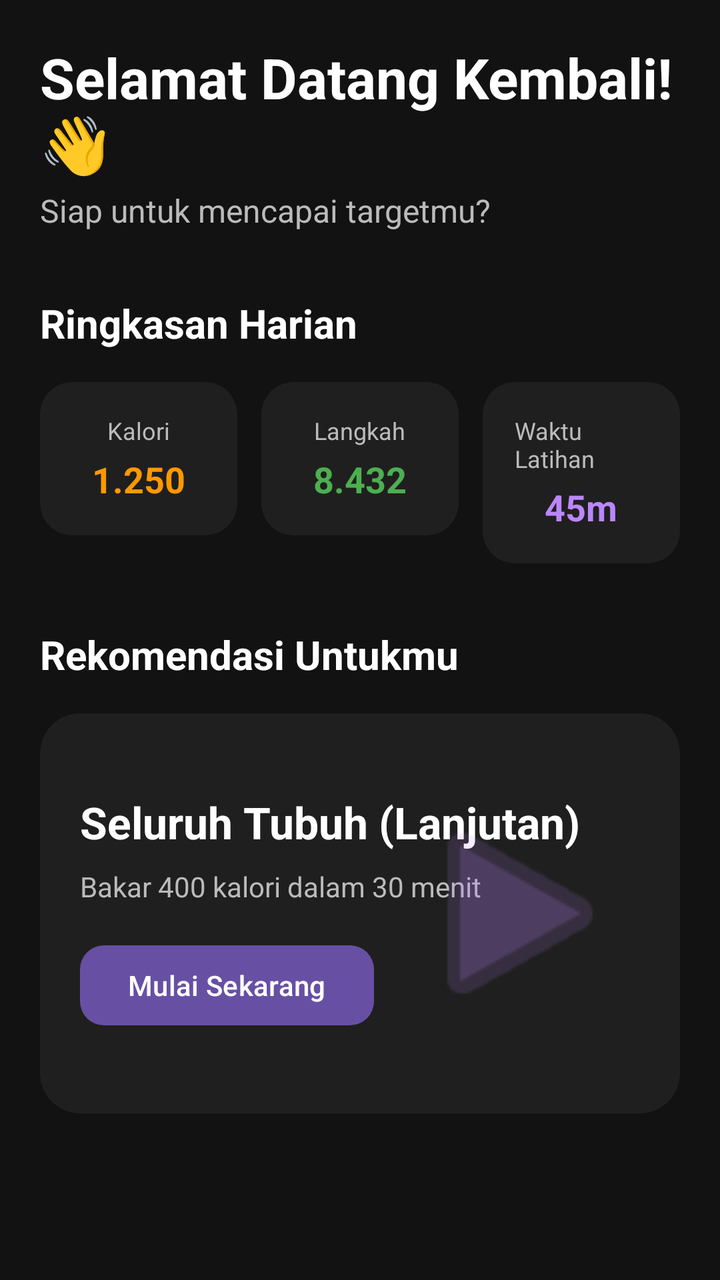
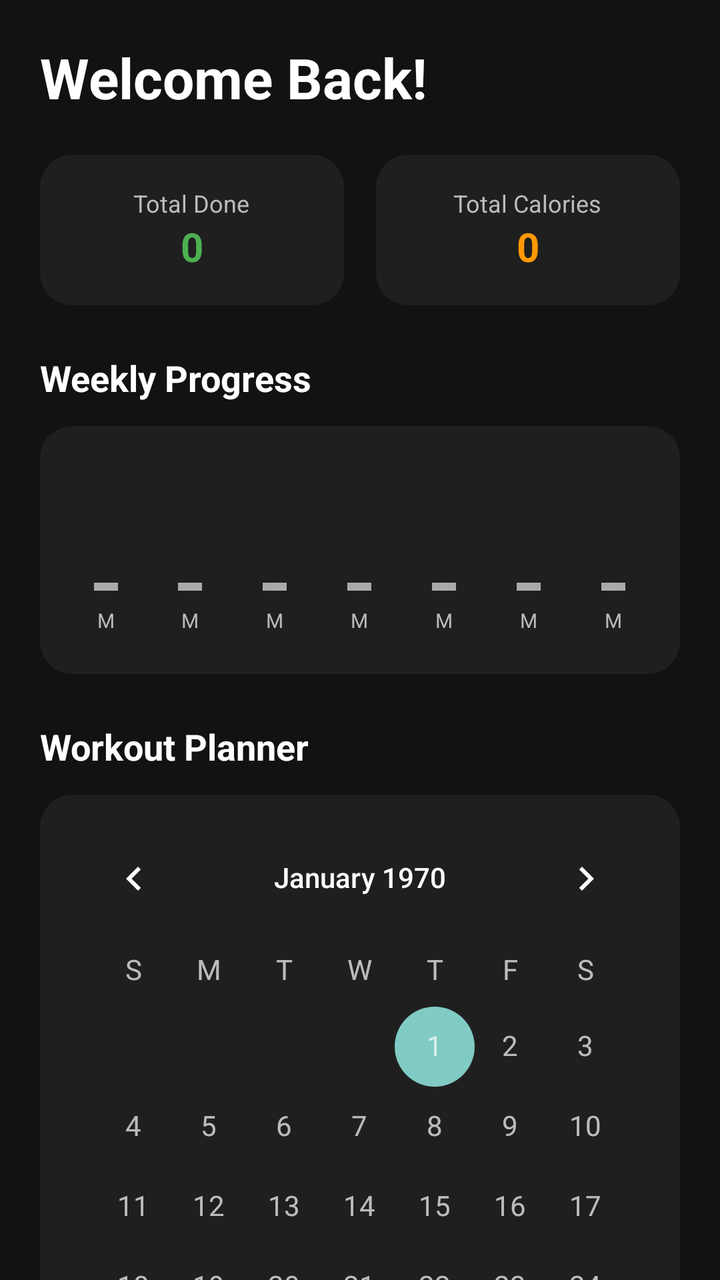

Compare the two renders of this Android layout. The source of the first and the diff that turns it into the second are given below.
<!-- AndroidManifest.xml: application theme Theme.GoFit -->
<!-- res/layout/fragment_home.xml -->
<?xml version="1.0" encoding="utf-8"?>
<ScrollView xmlns:android="http://schemas.android.com/apk/res/android"
    xmlns:app="http://schemas.android.com/apk/res-auto"
    xmlns:tools="http://schemas.android.com/tools"
    android:layout_width="match_parent"
    android:layout_height="match_parent"
    android:background="#121212"
    android:fillViewport="true"
    tools:context=".HomeFragment">

    <LinearLayout
        android:layout_width="match_parent"
        android:layout_height="wrap_content"
        android:orientation="vertical"
        android:padding="20dp">

        <TextView
            android:layout_width="wrap_content"
            android:layout_height="wrap_content"
            android:text="@string/welcome_back"
            android:textColor="#FFFFFF"
            android:textSize="28sp"
            android:textStyle="bold" />

        <TextView
            android:layout_width="wrap_content"
            android:layout_height="wrap_content"
            android:layout_marginTop="4dp"
            android:text="@string/home_subtitle"
            android:textColor="#BBBBBB"
            android:textSize="16sp" />

        <TextView
            android:layout_width="wrap_content"
            android:layout_height="wrap_content"
            android:layout_marginTop="32dp"
            android:text="@string/daily_summary"
            android:textColor="#FFFFFF"
            android:textSize="20sp"
            android:textStyle="bold" />

        <LinearLayout
            android:layout_width="match_parent"
            android:layout_height="wrap_content"
            android:layout_marginTop="16dp"
            android:baselineAligned="false"
            android:orientation="horizontal">

            <com.google.android.material.card.MaterialCardView
                android:layout_width="0dp"
                android:layout_height="wrap_content"
                android:layout_marginEnd="8dp"
                android:layout_weight="1"
                app:cardBackgroundColor="#1F1F1F"
                app:cardCornerRadius="16dp"
                app:strokeWidth="0dp">

                <LinearLayout
                    android:layout_width="match_parent"
                    android:layout_height="wrap_content"
                    android:gravity="center"
                    android:orientation="vertical"
                    android:padding="16dp">

                    <TextView
                        android:layout_width="wrap_content"
                        android:layout_height="wrap_content"
                        android:text="@string/calories"
                        android:textColor="#BBBBBB"
                        android:textSize="12sp" />

                    <TextView
                        android:layout_width="wrap_content"
                        android:layout_height="wrap_content"
                        android:layout_marginTop="4dp"
                        android:text="@string/cal_value_short"
                        android:textColor="#FF9800"
                        android:textSize="18sp"
                        android:textStyle="bold" />
                </LinearLayout>
            </com.google.android.material.card.MaterialCardView>

            <com.google.android.material.card.MaterialCardView
                android:layout_width="0dp"
                android:layout_height="wrap_content"
                android:layout_marginHorizontal="4dp"
                android:layout_weight="1"
                app:cardBackgroundColor="#1F1F1F"
                app:cardCornerRadius="16dp"
                app:strokeWidth="0dp">

                <LinearLayout
                    android:layout_width="match_parent"
                    android:layout_height="wrap_content"
                    android:gravity="center"
                    android:orientation="vertical"
                    android:padding="16dp">

                    <TextView
                        android:layout_width="wrap_content"
                        android:layout_height="wrap_content"
                        android:text="@string/steps"
                        android:textColor="#BBBBBB"
                        android:textSize="12sp" />

                    <TextView
                        android:layout_width="wrap_content"
                        android:layout_height="wrap_content"
                        android:layout_marginTop="4dp"
                        android:text="@string/step_value_short"
                        android:textColor="#4CAF50"
                        android:textSize="18sp"
                        android:textStyle="bold" />
                </LinearLayout>
            </com.google.android.material.card.MaterialCardView>

            <com.google.android.material.card.MaterialCardView
                android:layout_width="0dp"
                android:layout_height="wrap_content"
                android:layout_marginStart="8dp"
                android:layout_weight="1"
                app:cardBackgroundColor="#1F1F1F"
                app:cardCornerRadius="16dp"
                app:strokeWidth="0dp">

                <LinearLayout
                    android:layout_width="match_parent"
                    android:layout_height="wrap_content"
                    android:gravity="center"
                    android:orientation="vertical"
                    android:padding="16dp">

                    <TextView
                        android:layout_width="wrap_content"
                        android:layout_height="wrap_content"
                        android:text="@string/workout_time"
                        android:textColor="#BBBBBB"
                        android:textSize="12sp" />

                    <TextView
                        android:layout_width="wrap_content"
                        android:layout_height="wrap_content"
                        android:layout_marginTop="4dp"
                        android:text="@string/time_value_short"
                        android:textColor="#BB86FC"
                        android:textSize="18sp"
                        android:textStyle="bold" />
                </LinearLayout>
            </com.google.android.material.card.MaterialCardView>
        </LinearLayout>

        <TextView
            android:layout_width="wrap_content"
            android:layout_height="wrap_content"
            android:layout_marginTop="32dp"
            android:text="@string/recommended_workout"
            android:textColor="#FFFFFF"
            android:textSize="20sp"
            android:textStyle="bold" />

        <com.google.android.material.card.MaterialCardView
            android:layout_width="match_parent"
            android:layout_height="200dp"
            android:layout_marginTop="16dp"
            app:cardBackgroundColor="#1F1F1F"
            app:cardCornerRadius="20dp"
            app:strokeWidth="0dp">

            <RelativeLayout
                android:layout_width="match_parent"
                android:layout_height="match_parent"
                android:padding="20dp">

                <LinearLayout
                    android:layout_width="wrap_content"
                    android:layout_height="wrap_content"
                    android:layout_alignParentStart="true"
                    android:layout_centerVertical="true"
                    android:orientation="vertical">

                    <TextView
                        android:layout_width="wrap_content"
                        android:layout_height="wrap_content"
                        android:text="@string/featured_workout_title"
                        android:textColor="#FFFFFF"
                        android:textSize="22sp"
                        android:textStyle="bold" />

                    <TextView
                        android:layout_width="wrap_content"
                        android:layout_height="wrap_content"
                        android:layout_marginTop="8dp"
                        android:text="@string/featured_workout_desc"
                        android:textColor="#BBBBBB"
                        android:textSize="14sp" />

                    <com.google.android.material.button.MaterialButton
                        android:layout_width="wrap_content"
                        android:layout_height="wrap_content"
                        android:layout_marginTop="16dp"
                        android:text="@string/start_now"
                        android:textAllCaps="false"
                        app:cornerRadius="12dp" />
                </LinearLayout>

                <ImageView
                    android:layout_width="120dp"
                    android:layout_height="120dp"
                    android:layout_alignParentEnd="true"
                    android:layout_centerVertical="true"
                    android:alpha="0.3"
                    android:contentDescription="@string/featured_workout_title"
                    android:src="@android:drawable/ic_media_play"
                    app:tint="#BB86FC" />

            </RelativeLayout>
        </com.google.android.material.card.MaterialCardView>

    </LinearLayout>
</ScrollView>
<!-- resources referenced by this layout -->
<resources>
  <string name="cal_value_short">1.250</string>
  <string name="calories">Kalori</string>
  <string name="daily_summary">Ringkasan Harian</string>
  <string name="featured_workout_desc">Bakar 400 kalori dalam 30 menit</string>
  <string name="featured_workout_title">Seluruh Tubuh (Lanjutan)</string>
  <string name="home_subtitle">Siap untuk mencapai targetmu?</string>
  <string name="recommended_workout">Rekomendasi Untukmu</string>
  <string name="start_now">Mulai Sekarang</string>
  <string name="step_value_short">8.432</string>
  <string name="steps">Langkah</string>
  <string name="time_value_short">45m</string>
  <string name="welcome_back">Selamat Datang Kembali! 👋</string>
  <string name="workout_time">Waktu Latihan</string>
  <style name="Theme.GoFit" parent="Base.Theme.GoFit" />
  <style name="Base.Theme.GoFit" parent="Theme.Material3.DayNight.NoActionBar">
          
          
      </style>
</resources>

<!-- the commit's change to res/layout/fragment_home.xml (unified diff, before → after) -->
@@ -1,12 +1,11 @@
 <?xml version="1.0" encoding="utf-8"?>
-<ScrollView xmlns:android="http://schemas.android.com/apk/res/android"
+<androidx.core.widget.NestedScrollView xmlns:android="http://schemas.android.com/apk/res/android"
     xmlns:app="http://schemas.android.com/apk/res-auto"
     xmlns:tools="http://schemas.android.com/tools"
     android:layout_width="match_parent"
     android:layout_height="match_parent"
     android:background="#121212"
-    android:fillViewport="true"
-    tools:context=".HomeFragment">
+    android:fillViewport="true">
 
     <LinearLayout
         android:layout_width="match_parent"
@@ -17,33 +16,16 @@
         <TextView
             android:layout_width="wrap_content"
             android:layout_height="wrap_content"
-            android:text="@string/welcome_back"
+            android:text="Welcome Back!"
             android:textColor="#FFFFFF"
             android:textSize="28sp"
             android:textStyle="bold" />
 
-        <TextView
-            android:layout_width="wrap_content"
-            android:layout_height="wrap_content"
-            android:layout_marginTop="4dp"
-            android:text="@string/home_subtitle"
-            android:textColor="#BBBBBB"
-            android:textSize="16sp" />
-
-        <TextView
-            android:layout_width="wrap_content"
-            android:layout_height="wrap_content"
-            android:layout_marginTop="32dp"
-            android:text="@string/daily_summary"
-            android:textColor="#FFFFFF"
-            android:textSize="20sp"
-            android:textStyle="bold" />
-
+        
         <LinearLayout
             android:layout_width="match_parent"
             android:layout_height="wrap_content"
-            android:layout_marginTop="16dp"
-            android:baselineAligned="false"
+            android:layout_marginTop="20dp"
             android:orientation="horizontal">
 
             <com.google.android.material.card.MaterialCardView
@@ -61,55 +43,19 @@
                     android:gravity="center"
                     android:orientation="vertical"
                     android:padding="16dp">
-
                     <TextView
                         android:layout_width="wrap_content"
                         android:layout_height="wrap_content"
-                        android:text="@string/calories"
+                        android:text="Total Done"
                         android:textColor="#BBBBBB"
                         android:textSize="12sp" />
-
                     <TextView
+                        android:id="@+id/tv_total_workouts"
                         android:layout_width="wrap_content"
                         android:layout_height="wrap_content"
-                        android:layout_marginTop="4dp"
-                        android:text="@string/cal_value_short"
-                        android:textColor="#FF9800"
-                        android:textSize="18sp"
-                        android:textStyle="bold" />
-                </LinearLayout>
-            </com.google.android.material.card.MaterialCardView>
-
-            <com.google.android.material.card.MaterialCardView
-                android:layout_width="0dp"
-                android:layout_height="wrap_content"
-                android:layout_marginHorizontal="4dp"
-                android:layout_weight="1"
-                app:cardBackgroundColor="#1F1F1F"
-                app:cardCornerRadius="16dp"
-                app:strokeWidth="0dp">
-
-                <LinearLayout
-                    android:layout_width="match_parent"
-                    android:layout_height="wrap_content"
-                    android:gravity="center"
-                    android:orientation="vertical"
-                    android:padding="16dp">
-
-                    <TextView
-                        android:layout_width="wrap_content"
-                        android:layout_height="wrap_content"
-                        android:text="@string/steps"
-                        android:textColor="#BBBBBB"
-                        android:textSize="12sp" />
-
-                    <TextView
-                        android:layout_width="wrap_content"
-                        android:layout_height="wrap_content"
-                        android:layout_marginTop="4dp"
-                        android:text="@string/step_value_short"
+                        android:text="0"
                         android:textColor="#4CAF50"
-                        android:textSize="18sp"
+                        android:textSize="20sp"
                         android:textStyle="bold" />
                 </LinearLayout>
             </com.google.android.material.card.MaterialCardView>
@@ -129,92 +75,329 @@
                     android:gravity="center"
                     android:orientation="vertical"
                     android:padding="16dp">
-
                     <TextView
                         android:layout_width="wrap_content"
                         android:layout_height="wrap_content"
-                        android:text="@string/workout_time"
+                        android:text="Total Calories"
                         android:textColor="#BBBBBB"
                         android:textSize="12sp" />
-
                     <TextView
+                        android:id="@+id/tv_total_calories"
                         android:layout_width="wrap_content"
                         android:layout_height="wrap_content"
-                        android:layout_marginTop="4dp"
-                        android:text="@string/time_value_short"
-                        android:textColor="#BB86FC"
-                        android:textSize="18sp"
+                        android:text="0"
+                        android:textColor="#FF9800"
+                        android:textSize="20sp"
                         android:textStyle="bold" />
                 </LinearLayout>
             </com.google.android.material.card.MaterialCardView>
         </LinearLayout>
 
+        
         <TextView
             android:layout_width="wrap_content"
             android:layout_height="wrap_content"
-            android:layout_marginTop="32dp"
-            android:text="@string/recommended_workout"
+            android:layout_marginTop="24dp"
+            android:text="Weekly Progress"
             android:textColor="#FFFFFF"
-            android:textSize="20sp"
+            android:textSize="18sp"
             android:textStyle="bold" />
 
         <com.google.android.material.card.MaterialCardView
             android:layout_width="match_parent"
-            android:layout_height="200dp"
-            android:layout_marginTop="16dp"
+            android:layout_height="wrap_content"
+            android:layout_marginTop="12dp"
             app:cardBackgroundColor="#1F1F1F"
-            app:cardCornerRadius="20dp"
+            app:cardCornerRadius="16dp"
             app:strokeWidth="0dp">
 
-            <RelativeLayout
+            <LinearLayout
                 android:layout_width="match_parent"
-                android:layout_height="match_parent"
-                android:padding="20dp">
-
-                <LinearLayout
+                android:layout_height="wrap_content"
+                android:orientation="horizontal"
+                android:padding="12dp"
+                android:weightSum="7">
+
+                <include layout="@layout/view_day_progress" android:id="@+id/day_mon" />
+                <include layout="@layout/view_day_progress" android:id="@+id/day_tue" />
+                <include layout="@layout/view_day_progress" android:id="@+id/day_wed" />
+                <include layout="@layout/view_day_progress" android:id="@+id/day_thu" />
+                <include layout="@layout/view_day_progress" android:id="@+id/day_fri" />
+                <include layout="@layout/view_day_progress" android:id="@+id/day_sat" />
+                <include layout="@layout/view_day_progress" android:id="@+id/day_sun" />
+
+            </LinearLayout>
+        </com.google.android.material.card.MaterialCardView>
+
+        
+        <TextView
+            android:layout_width="wrap_content"
+            android:layout_height="wrap_content"
+            android:layout_marginTop="24dp"
+            android:text="Workout Planner"
+            android:textColor="#FFFFFF"
+            android:textSize="18sp"
+            android:textStyle="bold" />
+
+        <com.google.android.material.card.MaterialCardView
+            android:layout_width="match_parent"
+            android:layout_height="wrap_content"
+            android:layout_marginTop="12dp"
+            app:cardBackgroundColor="#1F1F1F"
+            app:cardCornerRadius="16dp"
+            app:strokeWidth="0dp">
+
+            <LinearLayout
+                android:layout_width="match_parent"
+                android:layout_height="wrap_content"
+                android:orientation="vertical"
+                android:padding="8dp">
+
+                <CalendarView
+                    android:id="@+id/calendar_view"
+                    android:layout_width="match_parent"
+                    android:layout_height="wrap_content"
+                    android:theme="@style/Theme.AppCompat"
+                    android:dateTextAppearance="@style/TextAppearance.AppCompat.Small"
+                    android:weekDayTextAppearance="@style/TextAppearance.AppCompat.Small" />
+
+                <View
+                    android:layout_width="match_parent"
+                    android:layout_height="1dp"
+                    android:background="#333333"
+                    android:layout_marginHorizontal="8dp" />
+
+                <TextView
+                    android:id="@+id/tv_selected_date"
                     android:layout_width="wrap_content"
                     android:layout_height="wrap_content"
-                    android:layout_alignParentStart="true"
-                    android:layout_centerVertical="true"
-                    android:orientation="vertical">
-
-                    <TextView
-                        android:layout_width="wrap_content"
-                        android:layout_height="wrap_content"
-                        android:text="@string/featured_workout_title"
-                        android:textColor="#FFFFFF"
-                        android:textSize="22sp"
-                        android:textStyle="bold" />
-
-                    <TextView
-                        android:layout_width="wrap_content"
-                        android:layout_height="wrap_content"
-                        android:layout_marginTop="8dp"
-                        android:text="@string/featured_workout_desc"
-                        android:textColor="#BBBBBB"
-                        android:textSize="14sp" />
-
-                    <com.google.android.material.button.MaterialButton
-                        android:layout_width="wrap_content"
-                        android:layout_height="wrap_content"
-                        android:layout_marginTop="16dp"
-                        android:text="@string/start_now"
-                        android:textAllCaps="false"
-                        app:cornerRadius="12dp" />
-                </LinearLayout>
-
-                <ImageView
-                    android:layout_width="120dp"
-                    android:layout_height="120dp"
-                    android:layout_alignParentEnd="true"
-                    android:layout_centerVertical="true"
-                    android:alpha="0.3"
-                    android:contentDescription="@string/featured_workout_title"
-                    android:src="@android:drawable/ic_media_play"
-                    app:tint="#BB86FC" />
-
-            </RelativeLayout>
+                    android:padding="12dp"
+                    android:text="Schedule for today"
+                    android:textColor="#FFFFFF"
+                    android:textStyle="bold" />
+
+                <androidx.recyclerview.widget.RecyclerView
+                    android:id="@+id/recycler_scheduled_workouts"
+                    android:layout_width="match_parent"
+                    android:layout_height="wrap_content"
+                    android:nestedScrollingEnabled="false"
+                    tools:listitem="@layout/item_workout" />
+
+                <TextView
+                    android:id="@+id/tv_no_schedule"
+                    android:layout_width="match_parent"
+                    android:layout_height="wrap_content"
+                    android:padding="16dp"
+                    android:text="No workouts planned for this day"
+                    android:textColor="#BBBBBB"
+                    android:textAlignment="center"
+                    android:visibility="gone" />
+
+            </LinearLayout>
         </com.google.android.material.card.MaterialCardView>
 
+        <TextView
+            android:layout_width="wrap_content"
+            android:layout_height="wrap_content"
+            android:layout_marginTop="24dp"
+            android:text="Your Favorites"
+            android:textColor="#FFFFFF"
+            android:textSize="18sp"
+            android:textStyle="bold" />
+
+        <androidx.recyclerview.widget.RecyclerView
+            android:id="@+id/recycler_favorites"
+            android:layout_width="match_parent"
+            android:layout_height="wrap_content"
+            android:layout_marginTop="12dp"
+            android:nestedScrollingEnabled="false"
+            tools:listitem="@layout/item_workout" />
+
     </LinearLayout>
-</ScrollView>
+</androidx.core.widget.NestedScrollView>
+<!-- res/layout/view_day_progress.xml (included above) -->
+<?xml version="1.0" encoding="utf-8"?>
+<LinearLayout xmlns:android="http://schemas.android.com/apk/res/android"
+    android:layout_width="0dp"
+    android:layout_height="100dp"
+    android:layout_weight="1"
+    android:gravity="bottom|center_horizontal"
+    android:orientation="vertical"
+    android:paddingBottom="8dp">
+
+    <View
+        android:id="@+id/view_bar"
+        android:layout_width="12dp"
+        android:layout_height="4dp"
+        android:background="#333333"
+        android:backgroundTint="@android:color/darker_gray" />
+
+    <TextView
+        android:id="@+id/tv_day_name"
+        android:layout_width="wrap_content"
+        android:layout_height="wrap_content"
+        android:layout_marginTop="8dp"
+        android:text="M"
+        android:textColor="#BBBBBB"
+        android:textSize="10sp" />
+
+</LinearLayout>
+<!-- res/layout/item_workout.xml (included above) -->
+<?xml version="1.0" encoding="utf-8"?>
+<com.google.android.material.card.MaterialCardView xmlns:android="http://schemas.android.com/apk/res/android"
+    xmlns:app="http://schemas.android.com/apk/res-auto"
+    android:layout_width="match_parent"
+    android:layout_height="wrap_content"
+    android:layout_marginBottom="12dp"
+    android:layout_marginHorizontal="4dp"
+    app:cardBackgroundColor="#1F1F1F"
+    app:cardCornerRadius="16dp"
+    app:cardElevation="4dp"
+    app:strokeWidth="0dp">
+
+    <LinearLayout
+        android:layout_width="match_parent"
+        android:layout_height="wrap_content"
+        android:orientation="vertical"
+        android:padding="16dp">
+
+        <RelativeLayout
+            android:layout_width="match_parent"
+            android:layout_height="wrap_content"
+            android:layout_marginBottom="8dp">
+
+            <TextView
+                android:id="@+id/workout_title"
+                android:layout_width="wrap_content"
+                android:layout_height="wrap_content"
+                android:layout_alignParentStart="true"
+                android:layout_toStartOf="@+id/workout_level_container"
+                android:text="Push Up"
+                android:textColor="#FFFFFF"
+                android:textSize="18sp"
+                android:textStyle="bold" />
+
+            <com.google.android.material.card.MaterialCardView
+                android:id="@+id/workout_level_container"
+                android:layout_width="wrap_content"
+                android:layout_height="wrap_content"
+                android:layout_alignParentEnd="true"
+                app:cardBackgroundColor="#4CAF50"
+                app:cardCornerRadius="8dp"
+                app:strokeWidth="0dp">
+
+                <TextView
+                    android:id="@+id/workout_level"
+                    android:layout_width="wrap_content"
+                    android:layout_height="wrap_content"
+                    android:paddingHorizontal="8dp"
+                    android:paddingVertical="4dp"
+                    android:text="Beginner"
+                    android:textColor="#FFFFFF"
+                    android:textSize="10sp"
+                    android:textStyle="bold" />
+            </com.google.android.material.card.MaterialCardView>
+        </RelativeLayout>
+
+        <LinearLayout
+            android:layout_width="match_parent"
+            android:layout_height="wrap_content"
+            android:orientation="horizontal"
+            android:layout_marginBottom="12dp">
+
+            <TextView
+                android:id="@+id/workout_muscle"
+                android:layout_width="wrap_content"
+                android:layout_height="wrap_content"
+                android:text="Chest"
+                android:textColor="#BB86FC"
+                android:textSize="12sp"
+                android:textStyle="bold"
+                android:background="#2D1F3F"
+                android:paddingHorizontal="6dp"
+                android:paddingVertical="2dp" />
+
+            <View
+                android:layout_width="8dp"
+                android:layout_height="match_parent" />
+
+            <TextView
+                android:id="@+id/workout_type"
+                android:layout_width="wrap_content"
+                android:layout_height="wrap_content"
+                android:text="Strength"
+                android:textColor="#03A9F4"
+                android:textSize="12sp"
+                android:background="#1A2E35"
+                android:paddingHorizontal="6dp"
+                android:paddingVertical="2dp" />
+        </LinearLayout>
+
+        <TextView
+            android:id="@+id/workout_equipment"
+            android:layout_width="match_parent"
+            android:layout_height="wrap_content"
+            android:layout_marginBottom="16dp"
+            android:text="Equipment: Body Only"
+            android:textColor="#AAAAAA"
+            android:textSize="12sp"
+            android:drawablePadding="4dp" />
+
+        <View
+            android:layout_width="match_parent"
+            android:layout_height="1dp"
+            android:background="#333333"
+            android:layout_marginBottom="12dp" />
+
+        <LinearLayout
+            android:layout_width="match_parent"
+            android:layout_height="wrap_content"
+            android:gravity="end"
+            android:orientation="horizontal">
+
+            <ImageButton
+                android:id="@+id/btn_schedule_workout"
+                android:layout_width="40dp"
+                android:layout_height="40dp"
+                android:layout_marginEnd="8dp"
+                android:background="?attr/selectableItemBackgroundBorderless"
+                android:src="@android:drawable/ic_menu_my_calendar"
+                app:tint="#03A9F4"
+                android:contentDescription="Jadwalkan" />
+
+            <ImageButton
+                android:id="@+id/btn_add_favorite"
+                android:layout_width="40dp"
+                android:layout_height="40dp"
+                android:layout_marginEnd="8dp"
+                android:background="?attr/selectableItemBackgroundBorderless"
+                android:src="@android:drawable/btn_star_big_off"
+                app:tint="#FFD700"
+                android:contentDescription="Favorit" />
+
+            
+            <ImageButton
+                android:id="@+id/btn_complete_workout"
+                android:layout_width="40dp"
+                android:layout_height="40dp"
+                android:layout_marginEnd="8dp"
+                android:background="?attr/selectableItemBackgroundBorderless"
+                android:src="@android:drawable/checkbox_on_background"
+                app:tint="#4CAF50"
+                android:visibility="gone"
+                android:contentDescription="Selesai" />
+
+            <com.google.android.material.button.MaterialButton
+                android:id="@+id/btn_play_workout"
+                style="@style/Widget.MaterialComponents.Button.TextButton"
+                android:layout_width="wrap_content"
+                android:layout_height="wrap_content"
+                android:text="START"
+                android:textColor="#BB86FC"
+                android:textStyle="bold"
+                app:icon="@android:drawable/ic_media_play"
+                app:iconTint="#BB86FC" />
+        </LinearLayout>
+
+    </LinearLayout>
+</com.google.android.material.card.MaterialCardView>
<!-- resource entries referenced after the edit -->
@@ -1,18 +1,5 @@
 <!-- resources referenced by this layout -->
 <resources>
-  <string name="cal_value_short">1.250</string>
-  <string name="calories">Kalori</string>
-  <string name="daily_summary">Ringkasan Harian</string>
-  <string name="featured_workout_desc">Bakar 400 kalori dalam 30 menit</string>
-  <string name="featured_workout_title">Seluruh Tubuh (Lanjutan)</string>
-  <string name="home_subtitle">Siap untuk mencapai targetmu?</string>
-  <string name="recommended_workout">Rekomendasi Untukmu</string>
-  <string name="start_now">Mulai Sekarang</string>
-  <string name="step_value_short">8.432</string>
-  <string name="steps">Langkah</string>
-  <string name="time_value_short">45m</string>
-  <string name="welcome_back">Selamat Datang Kembali! 👋</string>
-  <string name="workout_time">Waktu Latihan</string>
   <style name="Theme.GoFit" parent="Base.Theme.GoFit" />
   <style name="Base.Theme.GoFit" parent="Theme.Material3.DayNight.NoActionBar">
           
